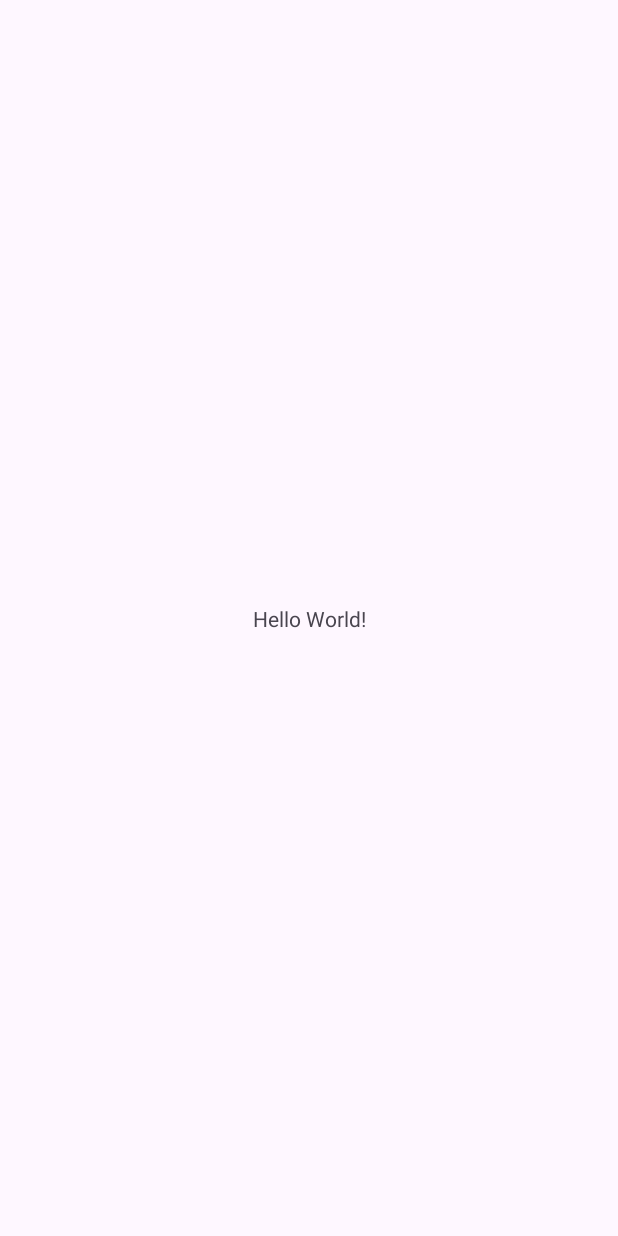
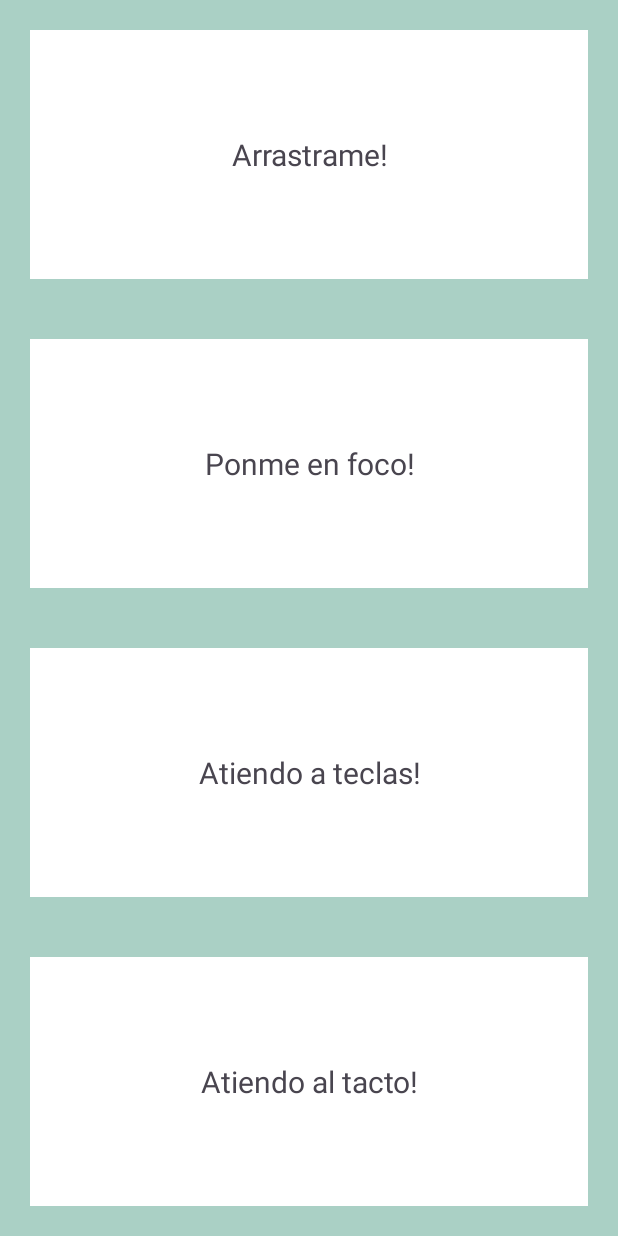
Before and after one commit to JasonDGian/Jandula-PMSM, an Android app: the screen it shows after launch (MainActivity), on a phone screen of 412 x 824 dp. Before the commit the screen is almost empty. Run offline under Robolectric (Android 15) with nearby library versions, the phone set to English and light mode, and no system bars.

Commit message:
Ejercicio 4 pruebas

```diff
--- a/Ejercicios/Unidad2/Controladores Basicos/Ejercicio4/app/build.gradle.kts
+++ b/Ejercicios/Unidad2/Controladores Basicos/Ejercicio4/app/build.gradle.kts
@@ -36,7 +36,6 @@ android {
 }
 
 dependencies {
-
     implementation(libs.androidx.core.ktx)
     implementation(libs.androidx.appcompat)
     implementation(libs.material)
--- a/Ejercicios/Unidad2/Controladores Basicos/Ejercicio4/app/src/main/res/layout/activity_main.xml
+++ b/Ejercicios/Unidad2/Controladores Basicos/Ejercicio4/app/src/main/res/layout/activity_main.xml
@@ -5,15 +5,82 @@
     android:id="@+id/main"
     android:layout_width="match_parent"
     android:layout_height="match_parent"
-    tools:context=".MainActivity">
+    tools:context=".MainActivity"
+    android:background="#AAD0C5">
 
     <TextView
-        android:layout_width="wrap_content"
-        android:layout_height="wrap_content"
-        android:text="Hello World!"
+        android:id="@+id/tvTexto1"
+        android:layout_width="match_parent"
+        android:layout_height="0dp"
+        android:layout_margin="20dp"
+        android:background="#FFFFFF"
+        android:focusable="true"
+        android:focusableInTouchMode="true"
+        android:gravity="center"
+        android:padding="10dp"
+        android:text="Arrastrame!"
+        android:textSize="20sp"
+        android:clickable="true"
+        app:layout_constraintBottom_toTopOf="@id/tvTexto2"
+        app:layout_constraintEnd_toEndOf="parent"
+        app:layout_constraintStart_toStartOf="parent"
+        app:layout_constraintTop_toTopOf="parent"
+        app:layout_constraintVertical_bias="0" />
+
+    <TextView
+        android:id="@+id/tvTexto2"
+        android:layout_width="match_parent"
+        android:layout_height="0dp"
+        android:layout_margin="20dp"
+        android:background="#FFFFFF"
+        android:focusable="true"
+        android:focusableInTouchMode="true"
+        android:gravity="center"
+        android:padding="10dp"
+        android:text="Ponme en foco!"
+        android:textSize="20sp"
+        android:clickable="true"
+        app:layout_constraintBottom_toTopOf="@id/tvTexto3"
+        app:layout_constraintEnd_toEndOf="parent"
+        app:layout_constraintHorizontal_bias="0.5"
+        app:layout_constraintStart_toStartOf="parent"
+        app:layout_constraintTop_toBottomOf="@id/tvTexto1" />
+
+    <TextView
+        android:id="@+id/tvTexto3"
+        android:clickable="true"
+        android:layout_width="match_parent"
+        android:layout_height="0dp"
+        android:layout_margin="20dp"
+        android:background="#FFFFFF"
+        android:focusable="true"
+        android:focusableInTouchMode="true"
+        android:gravity="center"
+        android:padding="10dp"
+        android:text="Atiendo a teclas!"
+        android:textSize="20sp"
+        app:layout_constraintBottom_toTopOf="@id/tvTexto4"
+        app:layout_constraintEnd_toEndOf="parent"
+        app:layout_constraintStart_toStartOf="parent"
+        app:layout_constraintTop_toBottomOf="@id/tvTexto2" />
+
+    <TextView
+        android:id="@+id/tvTexto4"
+        android:clickable="true"
+        android:layout_width="match_parent"
+        android:layout_height="0dp"
+        android:layout_margin="20dp"
+        android:background="#FFFFFF"
+        android:focusable="true"
+        android:focusableInTouchMode="true"
+        android:gravity="center"
+        android:padding="10dp"
+        android:text="Atiendo al tacto!"
+        android:textSize="20sp"
         app:layout_constraintBottom_toBottomOf="parent"
         app:layout_constraintEnd_toEndOf="parent"
         app:layout_constraintStart_toStartOf="parent"
-        app:layout_constraintTop_toTopOf="parent" />
+        app:layout_constraintTop_toBottomOf="@id/tvTexto3"
+        app:layout_constraintVertical_bias="0.3" />
 
 </androidx.constraintlayout.widget.ConstraintLayout>
```
Also changed, not shown: Ejercicios/Unidad2/Controladores Basicos/Ejercicio4/app/src/main/java/com/example/ejercicio4/MainActivity.kt (+80 -0 lines).
